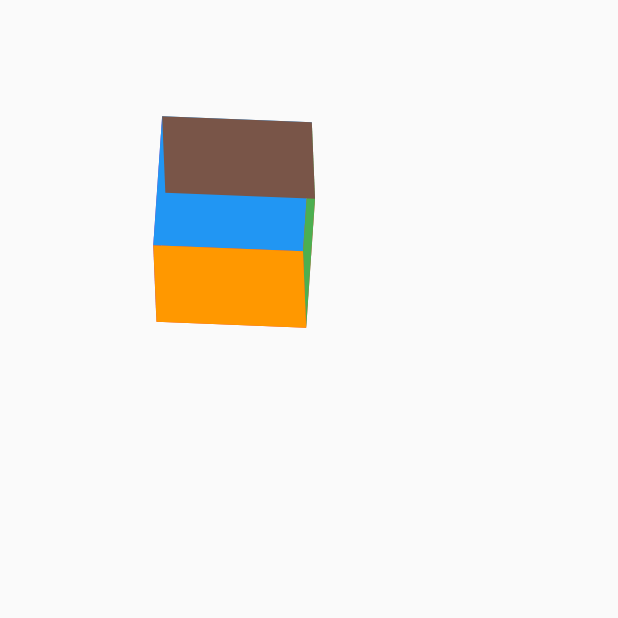
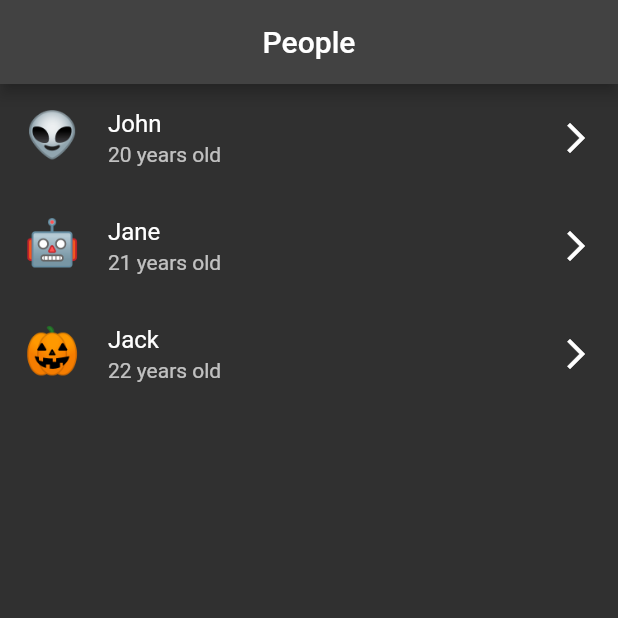
Before and after one commit to andriiSad/animations_advanced, a Flutter app: the screen it shows after launch, on a phone screen of 412 x 824 dp, the top half of it. Run offline on Flutter 3.47's test engine with Material 2 defaults, Android fonts, the light colour scheme and no system bars.

Commit message:
hero animation

```diff
--- a/lib/main.dart
+++ b/lib/main.dart
@@ -1,174 +1,151 @@
-import 'dart:math' show pi;
-
 import 'package:flutter/material.dart';
-import 'package:vector_math/vector_math_64.dart' show Vector3;
 
 void main() {
   runApp(
     MaterialApp(
       title: 'Flutter Demo',
-      theme: ThemeData(brightness: Brightness.light),
-      darkTheme: ThemeData(brightness: Brightness.dark),
-      themeMode: ThemeMode.light,
+      theme: ThemeData(
+        brightness: Brightness.dark,
+      ),
+      darkTheme: ThemeData.dark(),
       home: const HomePage(),
       debugShowCheckedModeBanner: false,
-      debugShowMaterialGrid: false,
     ),
   );
 }
 
-const widthAndHeight = 100.0;
+@immutable
+class Person {
+  final String name;
+  final int age;
+  final String emoji;
 
-class HomePage extends StatefulWidget {
+  const Person({
+    required this.name,
+    required this.age,
+    required this.emoji,
+  });
+}
+
+const people = [
+  Person(name: "John", age: 20, emoji: '👽'),
+  Person(name: "Jane", age: 21, emoji: '🤖'),
+  Person(name: "Jack", age: 22, emoji: '🎃'),
+];
+
+class HomePage extends StatelessWidget {
   const HomePage({super.key});
 
   @override
-  State<HomePage> createState() => _HomePageState();
+  Widget build(BuildContext context) {
+    return Scaffold(
+      appBar: AppBar(
+        title: const Text('People'),
+        centerTitle: true,
+      ),
+      body: ListView.builder(
+        itemCount: people.length,
+        itemBuilder: (context, index) {
+          final person = people[index];
+          return ListTile(
+            leading: Hero(
+              tag: person.name,
+              child: Material(
+                color: Colors.transparent,
+                child: Text(
+                  person.emoji,
+                  style: const TextStyle(fontSize: 30),
+                ),
+              ),
+            ),
+            title: Text(person.name),
+            subtitle: Text("${person.age} years old"),
+            trailing: const Icon(Icons.arrow_forward_ios),
+            onTap: () {
+              Navigator.of(context).push(
+                MaterialPageRoute(
+                  builder: (context) => DetailsPage(
+                    person: person,
+                  ),
+                ),
+              );
+            },
+          );
+        },
+      ),
+    );
+  }
 }
 
-class _HomePageState extends State<HomePage> with TickerProviderStateMixin {
-  late AnimationController _xController;
-  late AnimationController _yController;
-  late AnimationController _zController;
+class DetailsPage extends StatelessWidget {
+  const DetailsPage({
+    super.key,
+    required this.person,
+  });
 
-  late Tween<double> _animation;
-
-  @override
-  void initState() {
-    super.initState();
-
-    _xController = AnimationController(
-      vsync: this,
-      duration: const Duration(seconds: 20),
-    );
-
-    _yController = AnimationController(
-      vsync: this,
-      duration: const Duration(seconds: 30),
-    );
-
-    _zController = AnimationController(
-      vsync: this,
-      duration: const Duration(seconds: 40),
-    );
-
-    _animation = Tween<double>(
-      begin: 0,
-      end: pi * 2,
-    );
-  }
-
-  @override
-  void dispose() {
-    _xController.dispose();
-    _yController.dispose();
-    _zController.dispose();
-    super.dispose();
-  }
+  final Person person;
 
   @override
   Widget build(BuildContext context) {
-    _xController
-      ..reset()
-      ..repeat();
-
-    _yController
-      ..reset()
-      ..repeat();
-
-    _zController
-      ..reset()
-      ..repeat();
-
     return Scaffold(
-      body: SafeArea(
+      appBar: AppBar(
+        title: Hero(
+          flightShuttleBuilder: (
+            flightContext,
+            animation,
+            flightDirection,
+            fromHeroContext,
+            toHeroContext,
+          ) {
+            switch (flightDirection) {
+              case HeroFlightDirection.push:
+                return Material(
+                  color: Colors.transparent,
+                  child: ScaleTransition(
+                    scale: animation.drive(
+                      Tween<double>(
+                        begin: 0,
+                        end: 1,
+                      ).chain(
+                        CurveTween(
+                          curve: Curves.fastOutSlowIn,
+                        ),
+                      ),
+                    ),
+                    child: toHeroContext.widget,
+                  ),
+                );
+              case HeroFlightDirection.pop:
+                return Material(
+                  color: Colors.transparent,
+                  child: fromHeroContext.widget,
+                );
+            }
+          },
+          tag: person.name,
+          child: Text(
+            person.emoji,
+            style: const TextStyle(fontSize: 30),
+          ),
+        ),
+        centerTitle: true,
+      ),
+      body: Center(
         child: Column(
-          crossAxisAlignment: CrossAxisAlignment.center,
           children: [
             const SizedBox(
-              height: 100,
-              width: double.infinity,
+              height: 20,
             ),
-            AnimatedBuilder(
-              animation: Listenable.merge(
-                [
-                  _xController,
-                  _yController,
-                  _zController,
-                ],
-              ),
-              builder: (context, child) {
-                return Transform(
-                  alignment: Alignment.center,
-                  transform: Matrix4.identity()
-                    ..rotateX(_animation.evaluate(_xController))
-                    ..rotateY(_animation.evaluate(_yController))
-                    ..rotateZ(_animation.evaluate(_zController)),
-                  child: Stack(
-                    children: [
-                      //back
-                      Transform(
-                        alignment: Alignment.center,
-                        transform: Matrix4.identity()
-                          ..translate(
-                            Vector3(0, 0, -widthAndHeight),
-                          ),
-                        child: Container(
-                          color: Colors.purple,
-                          width: widthAndHeight,
-                          height: widthAndHeight,
-                        ),
-                      ),
-                      //left side
-                      Transform(
-                        alignment: Alignment.centerLeft,
-                        transform: Matrix4.identity()..rotateY(pi / 2),
-                        child: Container(
-                          color: Colors.red,
-                          width: widthAndHeight,
-                          height: widthAndHeight,
-                        ),
-                      ),
-                      //right side
-                      Transform(
-                        alignment: Alignment.centerRight,
-                        transform: Matrix4.identity()..rotateY(-pi / 2),
-                        child: Container(
-                          color: Colors.blue,
-                          width: widthAndHeight,
-                          height: widthAndHeight,
-                        ),
-                      ),
-                      //front
-                      Container(
-                        color: Colors.green,
-                        width: widthAndHeight,
-                        height: widthAndHeight,
-                      ),
-                      //top side
-                      Transform(
-                        alignment: Alignment.topCenter,
-                        transform: Matrix4.identity()..rotateX(-pi / 2),
-                        child: Container(
-                          color: Colors.orange,
-                          width: widthAndHeight,
-                          height: widthAndHeight,
-                        ),
-                      ),
-                      //bottom side
-                      Transform(
-                        alignment: Alignment.bottomCenter,
-                        transform: Matrix4.identity()..rotateX(pi / 2),
-                        child: Container(
-                          color: Colors.brown,
-                          width: widthAndHeight,
-                          height: widthAndHeight,
-                        ),
-                      ),
-                    ],
-                  ),
-                );
-              },
+            Text(
+              person.name,
+              style: const TextStyle(fontSize: 25),
+            ),
+            const SizedBox(
+              height: 20,
+            ),
+            Text(
+              "${person.age} years old",
+              style: const TextStyle(fontSize: 25),
             ),
           ],
         ),
```
